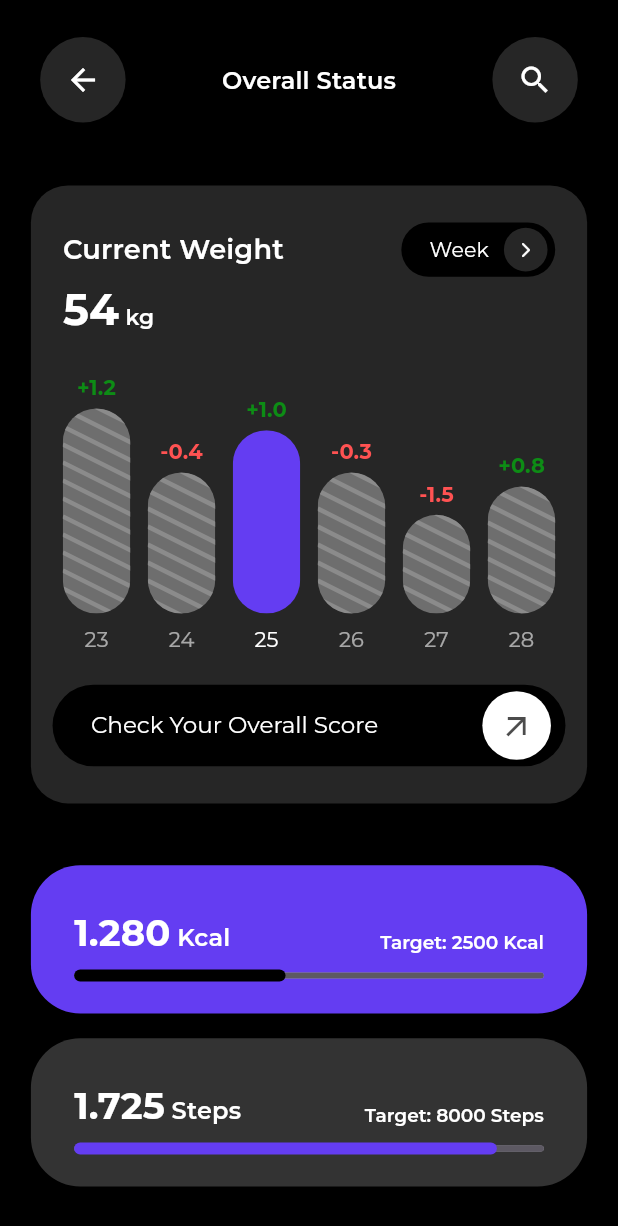
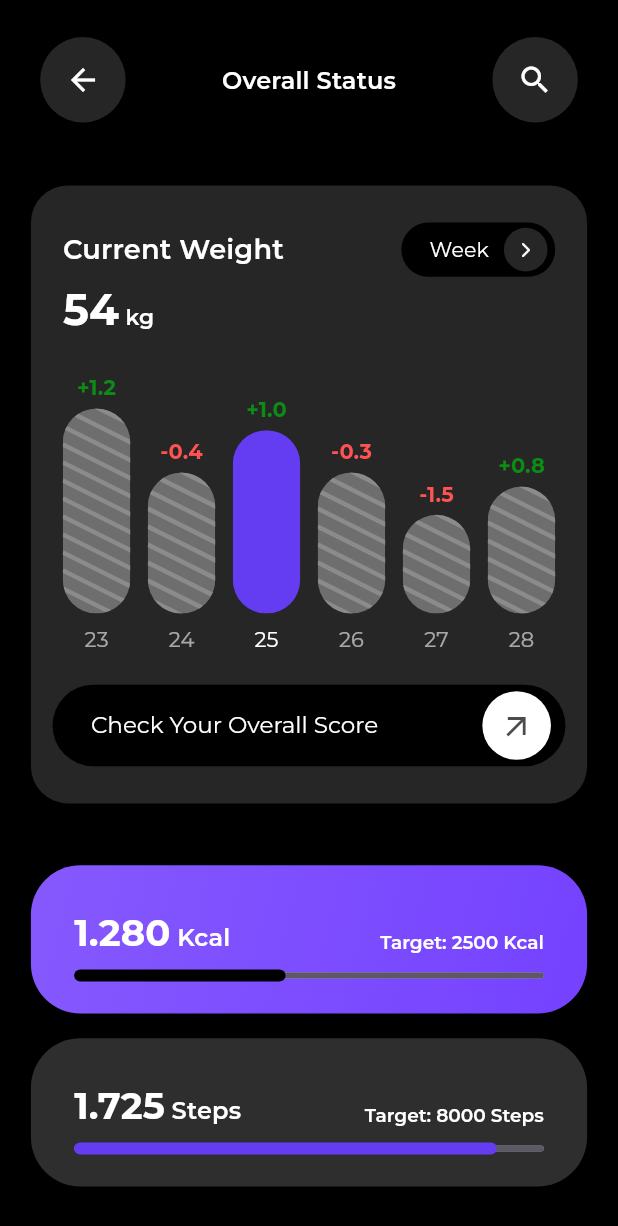
Before and after one commit to bhawesh2002/workout_planner_app_ui, a Flutter app: the OverallStatusPage screen opened directly, on a phone screen of 412 x 824 dp. Shown: the top 1226 px of the screen. Run offline on Flutter 3.47's test engine with Material 3 defaults, Android fonts, the phone set to English and light mode, and no system bars; our stand-ins replace google_fonts.

Commit message:
Refactor score tile background color to use gradient

```diff
--- a/lib/widgets/score_tile.dart
+++ b/lib/widgets/score_tile.dart
@@ -24,7 +24,12 @@ class ScoreTile extends StatelessWidget {
       height: height * 0.12,
       width: width * 0.9,
       decoration: BoxDecoration(
-        color: isSelected ? AppColors.primary : Colors.white.withOpacity(0.2),
+        gradient: isSelected
+            ? AppColors.primaryGradient
+            : LinearGradient(colors: [
+                Colors.white.withOpacity(0.18),
+                Colors.white.withOpacity(0.18)
+              ]),
         borderRadius: BorderRadius.circular(width * 0.08),
       ),
       padding: EdgeInsets.only(
```
